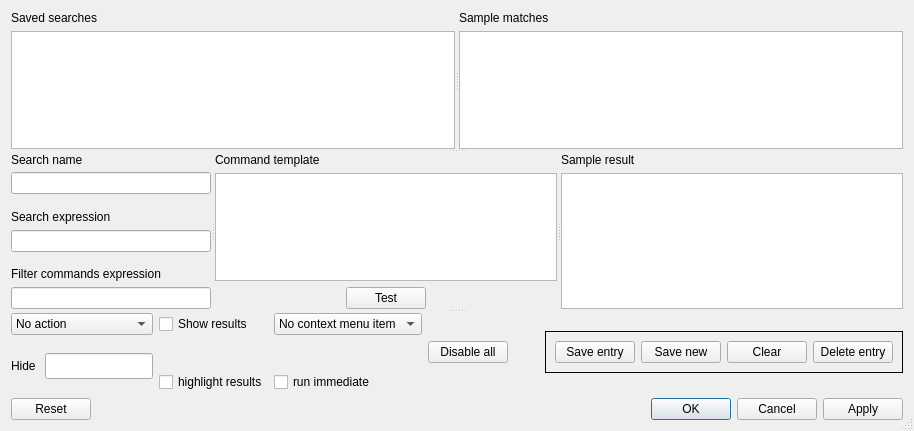
Old version of the form lib/saved_searches_ui.ui in the repository kg4ydw/noacli.
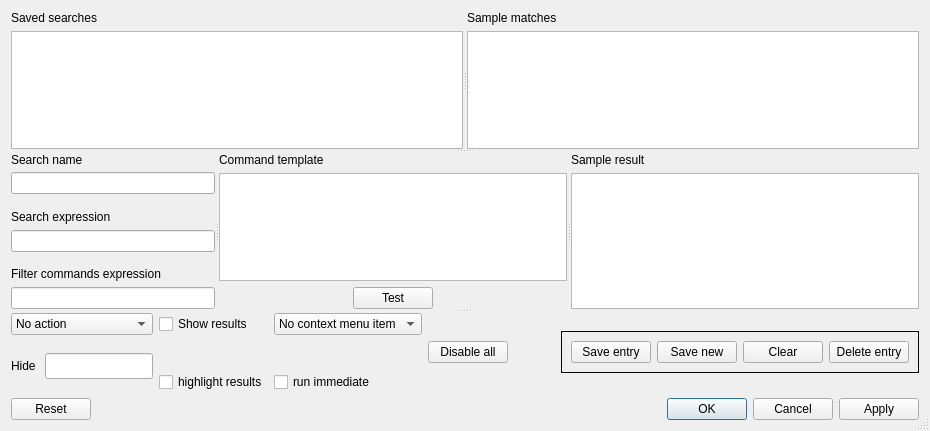
New version of the form.

```diff
--- a/lib/saved_searches_ui.ui
+++ b/lib/saved_searches_ui.ui
@@ -6,7 +6,7 @@
    <rect>
     <x>0</x>
     <y>0</y>
-    <width>914</width>
+    <width>930</width>
     <height>431</height>
    </rect>
   </property>
@@ -71,10 +71,10 @@
            <enum>QAbstractItemView::SelectRows</enum>
           </property>
           <property name="sortingEnabled">
-           <bool>true</bool>
+           <bool>false</bool>
           </property>
           <attribute name="horizontalHeaderShowSortIndicator" stdset="0">
-           <bool>true</bool>
+           <bool>false</bool>
           </attribute>
           <attribute name="verticalHeaderVisible">
            <bool>true</bool>
@@ -513,7 +513,7 @@
           </spacer>
          </item>
          <item>
-          <widget class="QFrame" name="">
+          <widget class="QFrame" name="frame">
            <property name="frameShape">
             <enum>QFrame::Panel</enum>
            </property>
```
